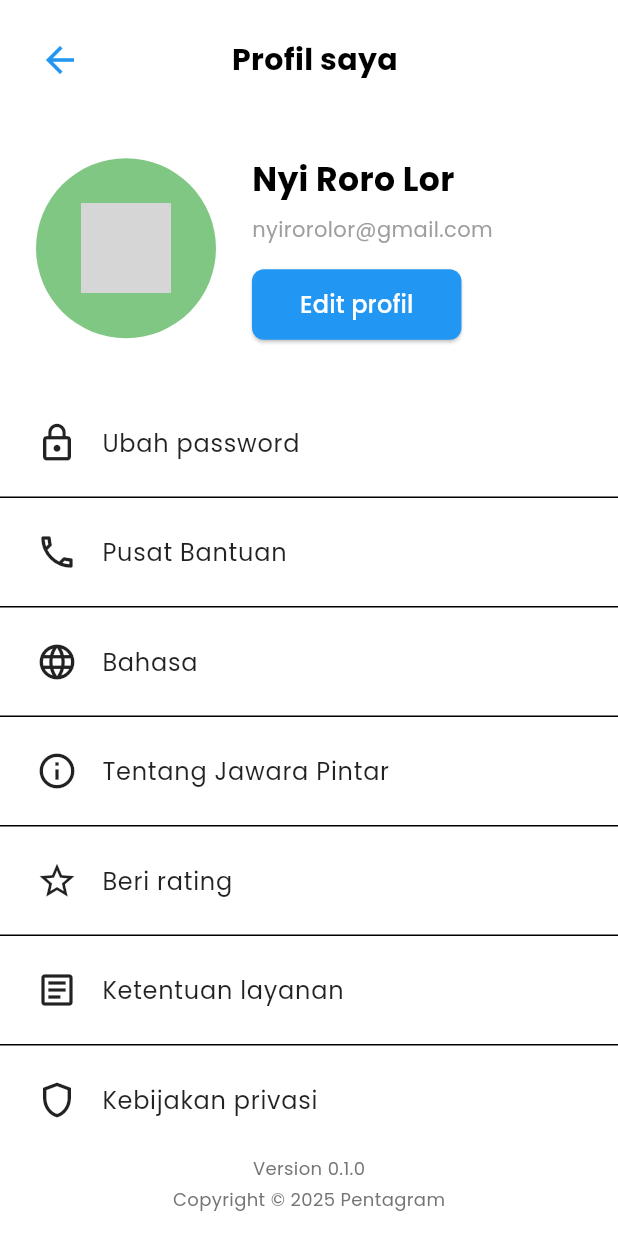
After one commit to Ruphasa/Pentagram, a Flutter app: the HomeScreen screen opened directly, after a tap on the "person" icon, on a phone screen of 412 x 824 dp. The commit adds this screen. Run offline on Flutter 3.47's test engine with Material 3 defaults, Android fonts, the phone set to English and light mode, and no system bars; our stand-ins replace firebase_core, google_fonts; accounts and stored records are empty; grey boxes are pictures that could not be loaded.

Commit message:
feat: add profile page

```diff
--- a/lib/pages/dashboard/dashboard.dart
+++ b/lib/pages/dashboard/dashboard.dart
@@ -1,5 +1,6 @@
 import 'package:flutter/material.dart';
 import 'package:pentagram/pages/notifikasi/notifikasi.dart';
+import 'package:pentagram/pages/profil/profil_page.dart';
 import 'package:pentagram/utils/app_colors.dart';
 
 class HomeScreen extends StatelessWidget {
@@ -22,10 +23,20 @@ class HomeScreen extends StatelessWidget {
                 ),
                 child: Row(
                   children: [
-                    const CircleAvatar(
-                      radius: 24,
-                      backgroundColor: Colors.white,
-                      child: Icon(Icons.person, color: Colors.grey),
+                    GestureDetector(
+                      onTap: () {
+                        Navigator.push(
+                          context,
+                          MaterialPageRoute(
+                            builder: (context) => const ProfilPage(),
+                          ),
+                        );
+                      },
+                      child: const CircleAvatar(
+                        radius: 24,
+                        backgroundColor: Colors.white,
+                        child: Icon(Icons.person, color: Colors.grey),
+                      ),
                     ),
                     const SizedBox(width: 12),
                     const Expanded(
--- /dev/null
+++ b/lib/pages/profil/profil_page.dart
@@ -0,0 +1,241 @@
+import 'package:flutter/material.dart';
+
+class ProfilPage extends StatelessWidget {
+  const ProfilPage({super.key});
+
+  @override
+  Widget build(BuildContext context) {
+    return Scaffold(
+      backgroundColor: Colors.white,
+      body: SafeArea(
+        child: Column(
+          children: [
+            // Header
+            Padding(
+              padding: const EdgeInsets.all(16.0),
+              child: Row(
+                children: [
+                  IconButton(
+                    onPressed: () => Navigator.pop(context),
+                    icon: const Icon(
+                      Icons.arrow_back,
+                      color: Colors.blue,
+                      size: 28,
+                    ),
+                    padding: EdgeInsets.zero,
+                    constraints: const BoxConstraints(),
+                  ),
+                  const Expanded(
+                    child: Text(
+                      'Profil saya',
+                      textAlign: TextAlign.center,
+                      style: TextStyle(
+                        fontSize: 20,
+                        fontWeight: FontWeight.bold,
+                        color: Colors.black,
+                      ),
+                    ),
+                  ),
+                  const SizedBox(width: 40), // Balance the back button
+                ],
+              ),
+            ),
+
+            const SizedBox(height: 24),
+
+            // Profile Section
+            Padding(
+              padding: const EdgeInsets.symmetric(horizontal: 24.0),
+              child: Row(
+                children: [
+                  // Profile Picture
+                  CircleAvatar(
+                    radius: 60,
+                    backgroundColor: Colors.green.shade300,
+                    child: ClipOval(
+                      child: Image.asset(
+                        'assets/images/profile.png', // Add your profile image
+                        fit: BoxFit.cover,
+                        width: 120,
+                        height: 120,
+                        errorBuilder: (context, error, stackTrace) {
+                          return const Icon(
+                            Icons.person,
+                            size: 60,
+                            color: Colors.white,
+                          );
+                        },
+                      ),
+                    ),
+                  ),
+                  const SizedBox(width: 24),
+                  // Profile Info
+                  Expanded(
+                    child: Column(
+                      crossAxisAlignment: CrossAxisAlignment.start,
+                      children: [
+                        const Text(
+                          'Nyi Roro Lor',
+                          style: TextStyle(
+                            fontSize: 22,
+                            fontWeight: FontWeight.bold,
+                            color: Colors.black,
+                          ),
+                        ),
+                        const SizedBox(height: 8),
+                        const Text(
+                          'nyirorolor@gmail.com',
+                          style: TextStyle(
+                            fontSize: 14,
+                            color: Colors.grey,
+                          ),
+                        ),
+                        const SizedBox(height: 16),
+                        ElevatedButton(
+                          onPressed: () {
+                            // Navigate to edit profile
+                          },
+                          style: ElevatedButton.styleFrom(
+                            backgroundColor: Colors.blue,
+                            foregroundColor: Colors.white,
+                            padding: const EdgeInsets.symmetric(
+                              horizontal: 32,
+                              vertical: 12,
+                            ),
+                            shape: RoundedRectangleBorder(
+                              borderRadius: BorderRadius.circular(8),
+                            ),
+                          ),
+                          child: const Text(
+                            'Edit profil',
+                            style: TextStyle(
+                              fontSize: 16,
+                              fontWeight: FontWeight.w500,
+                            ),
+                          ),
+                        ),
+                      ],
+                    ),
+                  ),
+                ],
+              ),
+            ),
+
+            const SizedBox(height: 32),
+
+            // Menu List
+            Expanded(
+              child: ListView(
+                padding: EdgeInsets.zero,
+                children: [
+                  _buildMenuItem(
+                    icon: Icons.lock_outline,
+                    title: 'Ubah password',
+                    onTap: () {},
+                  ),
+                  const Divider(height: 1),
+                  _buildMenuItem(
+                    icon: Icons.phone_outlined,
+                    title: 'Pusat Bantuan',
+                    onTap: () {},
+                  ),
+                  const Divider(height: 1),
+                  _buildMenuItem(
+                    icon: Icons.language,
+                    title: 'Bahasa',
+                    onTap: () {},
+                  ),
+                  const Divider(height: 1),
+                  _buildMenuItem(
+                    icon: Icons.info_outline,
+                    title: 'Tentang Jawara Pintar',
+                    onTap: () {},
+                  ),
+                  const Divider(height: 1),
+                  _buildMenuItem(
+                    icon: Icons.star_outline,
+                    title: 'Beri rating',
+                    onTap: () {},
+                  ),
+                  const Divider(height: 1),
+                  _buildMenuItem(
+                    icon: Icons.article_outlined,
+                    title: 'Ketentuan layanan',
+                    onTap: () {},
+                  ),
+                  const Divider(height: 1),
+                  _buildMenuItem(
+                    icon: Icons.shield_outlined,
+                    title: 'Kebijakan privasi',
+                    onTap: () {},
+                  ),
+                  const Divider(height: 1),
+                  _buildMenuItem(
+                    icon: Icons.logout,
+                    title: 'Logout',
+                    iconColor: Colors.red,
+                    titleColor: Colors.red,
+                    onTap: () {
+                      // Handle logout
+                    },
+                  ),
+                  const Divider(height: 1),
+                ],
+              ),
+            ),
+
+            // Footer
+            Padding(
+              padding: const EdgeInsets.all(16.0),
+              child: Column(
+                children: [
+                  Text(
+                    'Version 0.1.0',
+                    style: TextStyle(
+                      fontSize: 12,
+                      color: Colors.grey.shade600,
+                    ),
+                  ),
+                  const SizedBox(height: 4),
+                  Text(
+                    'Copyright © 2025 Pentagram',
+                    style: TextStyle(
+                      fontSize: 12,
+                      color: Colors.grey.shade600,
+                    ),
+                  ),
+                ],
+              ),
+            ),
+          ],
+        ),
+      ),
+    );
+  }
+
+  Widget _buildMenuItem({
+    required IconData icon,
+    required String title,
+    required VoidCallback onTap,
+    Color? iconColor,
+    Color? titleColor,
+  }) {
+    return ListTile(
+      leading: Icon(
+        icon,
+        color: iconColor ?? Colors.black87,
+        size: 28,
+      ),
+      title: Text(
+        title,
+        style: TextStyle(
+          fontSize: 16,
+          color: titleColor ?? Colors.black87,
+          fontWeight: FontWeight.w400,
+        ),
+      ),
+      onTap: onTap,
+      contentPadding: const EdgeInsets.symmetric(horizontal: 24, vertical: 8),
+    );
+  }
+}
```
